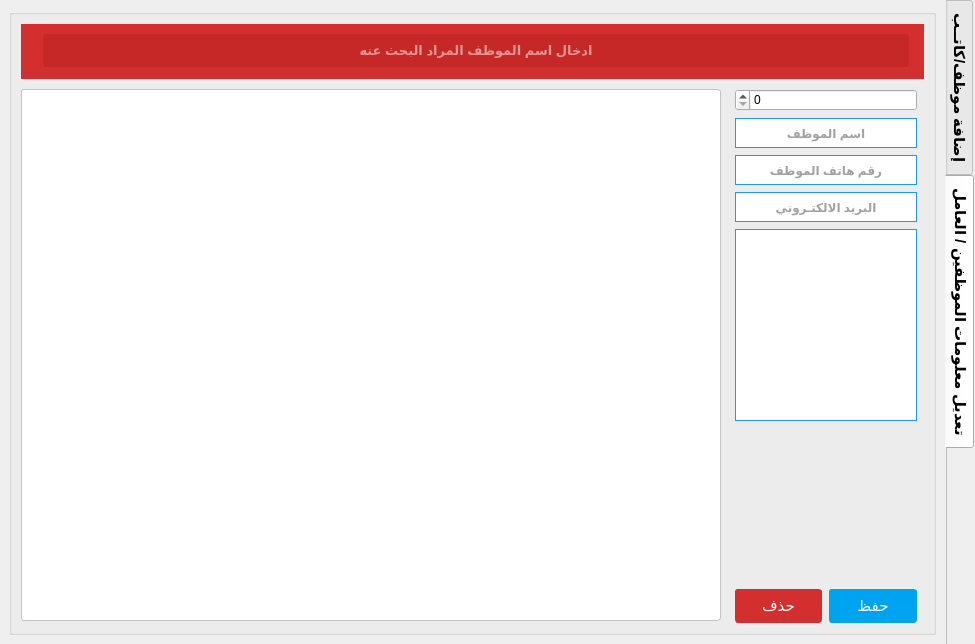
Qt form tabwidgetworkers.ui (ashraf-kx/maktaba-assistant) before a commit.
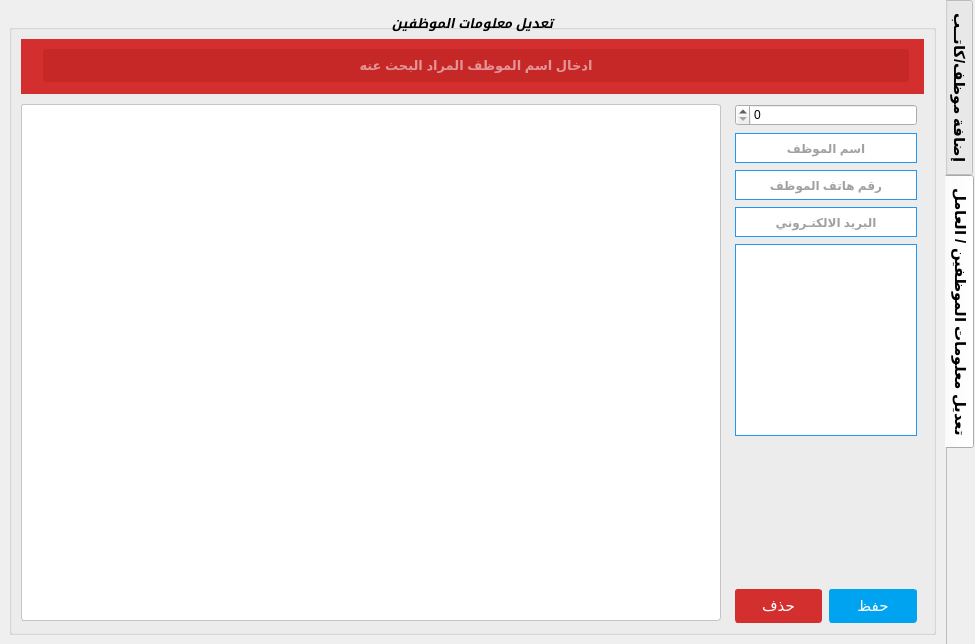
The same form after that commit. The open tabs and pages were chosen to show the change. Icons and pictures are not drawn.

The edit to the form file:
```diff
--- a/tabwidgetworkers.ui
+++ b/tabwidgetworkers.ui
@@ -844,14 +844,14 @@
       </property>
       <property name="styleSheet">
        <string notr="true">QGroupeBox{
-border:1px solid white;
+border:0px solid white;
 background-color: rgb(255, 255, 255);
 color: rgb(0, 163, 239);
 
 }</string>
       </property>
       <property name="title">
-       <string/>
+       <string>تعديل معلومات الموظفين</string>
       </property>
       <property name="alignment">
        <set>Qt::AlignCenter</set>
```
Left out of the diff: 3 changed lines with no effect on the pictures.
